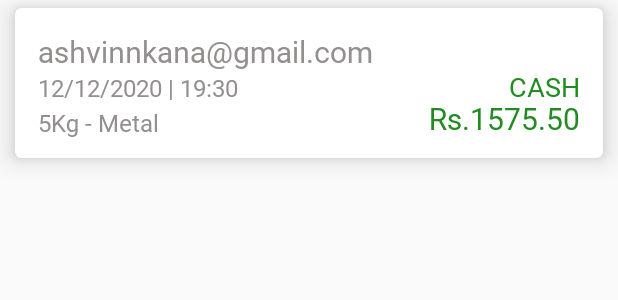
After one commit to IT19073774/EcoClan_MAD, an Android app: the layout transaction_list_item.xml on its own in the app's theme, with its tools: preview values and no code run, on a phone screen of 412 x 824 dp. The commit adds this screen. Shown: the top 300 px of the screen. Run offline under Robolectric (Android 15) with nearby library versions, the phone set to English and light mode, and no system bars.

Commit message:
Added Collector Profile > Transaction View Commit > Connected both view to FireStore

```diff
--- /dev/null
+++ b/app/src/main/res/layout/transaction_list_item.xml
@@ -0,0 +1,98 @@
+<?xml version="1.0" encoding="utf-8"?>
+<androidx.cardview.widget.CardView xmlns:android="http://schemas.android.com/apk/res/android"
+    xmlns:card_view = "http://schemas.android.com/apk/res-auto"
+    xmlns:tools="http://schemas.android.com/tools"
+    android:layout_width = "match_parent"
+    card_view:cardCornerRadius = "4dp"
+    android:layout_marginLeft = "10dp"
+    card_view:cardElevation="10dp"
+    android:layout_marginRight = "10dp"
+    android:layout_marginTop= "5dp"
+    android:layout_marginBottom = "2dp"
+    android:layout_height = "100dp">
+
+    <androidx.constraintlayout.widget.ConstraintLayout
+        android:id="@+id/parent"
+        android:layout_width="match_parent"
+        android:layout_height="100dp"
+        android:layout_gravity="center"
+        android:gravity="center"
+        android:orientation="vertical">
+
+        <TextView
+            android:id="@+id/amount"
+            android:layout_width="wrap_content"
+            android:layout_height="wrap_content"
+            android:layout_marginEnd="15dp"
+            android:layout_marginTop="60dp"
+            android:fontFamily="@font/hind_madurai_medium"
+            android:text="Rs.1575.50"
+            android:textColor="@color/colorAccent"
+            android:textSize="20sp"
+            card_view:layout_constraintEnd_toEndOf="parent"
+
+            card_view:layout_constraintTop_toTopOf="parent" />
+
+        <TextView
+            android:id="@+id/type"
+            android:layout_width="wrap_content"
+            android:layout_height="wrap_content"
+            android:layout_marginEnd="15dp"
+            android:layout_marginTop="40dp"
+            android:fontFamily="@font/hind_madurai_medium"
+            android:text=" CASH"
+            android:textColor="@color/colorAccent"
+            android:textSize="18sp"
+            card_view:layout_constraintEnd_toEndOf="parent"
+
+            card_view:layout_constraintTop_toTopOf="parent" />
+
+
+        <TextView
+            android:id="@+id/email"
+            android:layout_width="wrap_content"
+            android:layout_height="wrap_content"
+            android:layout_alignParentStart="true"
+            android:layout_alignParentTop="true"
+            android:layout_marginStart="15dp"
+            android:layout_marginTop="15dp"
+            android:fontFamily="@font/hind_madurai_medium"
+            android:text="ashvinnkana@gmail.com"
+            android:textColor="#938F8F"
+            android:textSize="20sp"
+            card_view:layout_constraintStart_toStartOf="parent"
+            card_view:layout_constraintTop_toTopOf="parent" />
+
+        <TextView
+            android:id="@+id/datetime"
+            android:layout_width="wrap_content"
+            android:layout_height="wrap_content"
+            android:layout_alignParentStart="true"
+            android:layout_alignParentTop="true"
+            android:layout_marginStart="15dp"
+            android:layout_marginTop="42dp"
+            android:fontFamily="@font/hind_madurai_medium"
+            android:text="12/12/2020 | 19:30"
+            android:textColor="#938F8F"
+            android:textSize="16sp"
+            card_view:layout_constraintStart_toStartOf="parent"
+            card_view:layout_constraintTop_toTopOf="parent" />
+
+        <TextView
+            android:id="@+id/material"
+            android:layout_width="wrap_content"
+            android:layout_height="wrap_content"
+            android:layout_alignParentStart="true"
+            android:layout_alignParentTop="true"
+            android:layout_marginStart="15dp"
+            android:layout_marginTop="65dp"
+            android:fontFamily="@font/hind_madurai_medium"
+            android:text="5Kg - Metal"
+            android:textColor="#938F8F"
+            android:textSize="16sp"
+            card_view:layout_constraintStart_toStartOf="parent"
+            card_view:layout_constraintTop_toTopOf="parent" />
+
+    </androidx.constraintlayout.widget.ConstraintLayout>
+
+</androidx.cardview.widget.CardView>
```
Also changed, not shown: app/src/main/java/com/example/ecoclan_v2/TransactionAdapter.java (added, +84 -0 lines), app/src/main/java/com/example/ecoclan_v2/TransactionList.java (added, +76 -0 lines), app/src/main/java/com/example/ecoclan_v2/UserProfileActivity.java (+83 -0 lines), app/src/main/res/layout/agreement_list_item.xml (+4 -4 lines).
